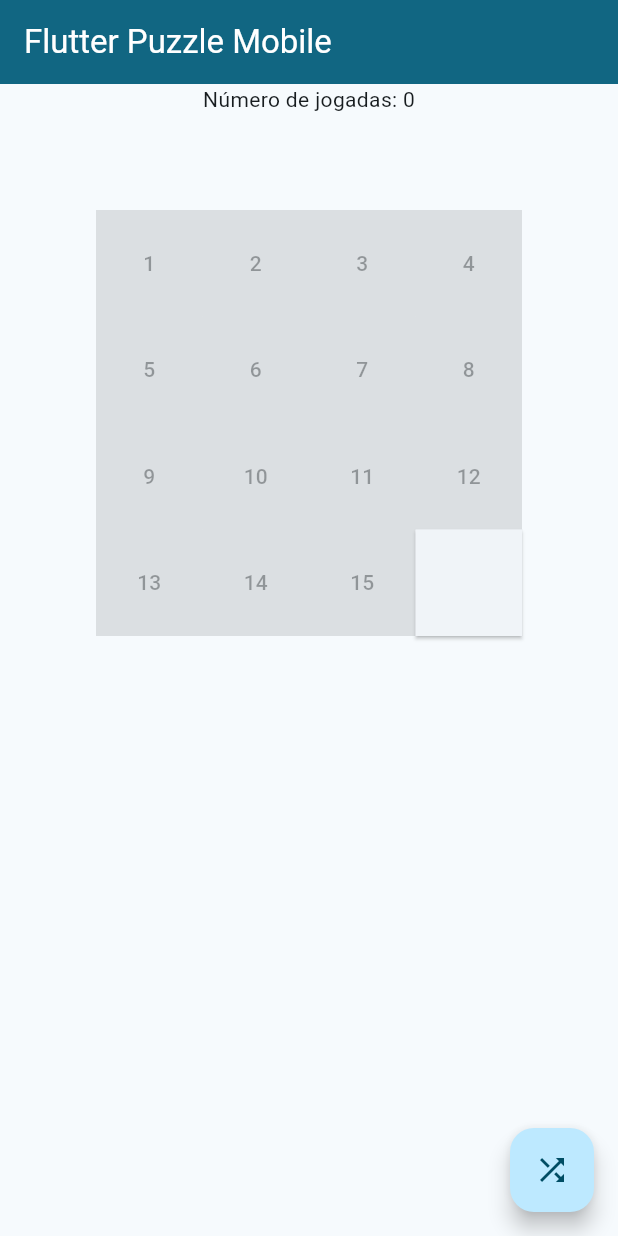
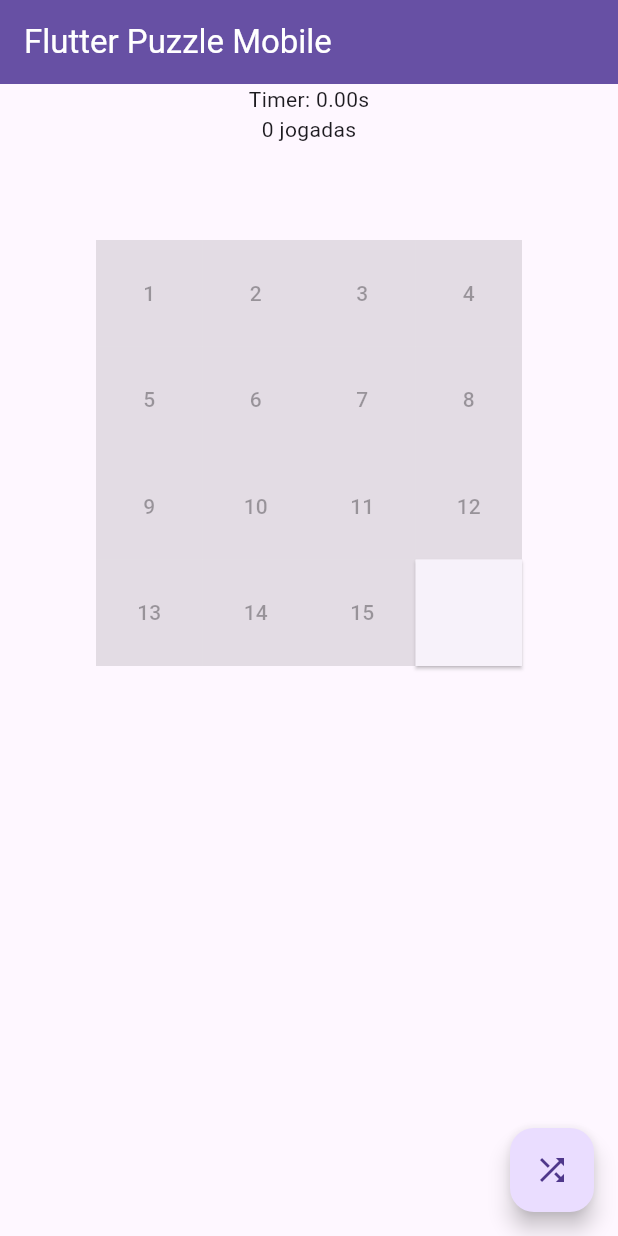
Before and after one commit to Gustavo-UNIJORGE/mobile-puzzle-dart, a Flutter app: the screen it shows after launch, after a tap on the "shuffle" icon, on a phone screen of 412 x 824 dp. Run offline on Flutter 3.47's test engine with Material 3 defaults, Android fonts, the phone set to English and light mode, and no system bars.

Commit message:
feat: adicionado cronometro, timer para atualização de string e string com tempo em milisegundos

```diff
--- a/lib/main.dart
+++ b/lib/main.dart
@@ -1,3 +1,5 @@
+import 'dart:async';
+
 import 'package:flutter/material.dart';
 
 void main() {
@@ -7,40 +9,67 @@ void main() {
 class MyApp extends StatelessWidget {
   const MyApp({super.key});
 
-  // This widget is the root of your application.
   @override
   Widget build(BuildContext context) {
     return MaterialApp(
-      title: 'Flutter Demo',
-      theme: ThemeData(
-        colorScheme: ColorScheme.fromSeed(seedColor: Colors.blueGrey),
-      ),
-      home: const MyHomePage(title: 'Flutter Puzzle Mobile'),
+      home: const PuzzlePage(),
     );
   }
 }
 
-class MyHomePage extends StatefulWidget {
-  const MyHomePage({super.key, required this.title});
-
-  final String title;
+class PuzzlePage extends StatefulWidget {
+  const PuzzlePage({super.key});
 
   @override
-  State<MyHomePage> createState() => _MyHomePageState();
+  State<PuzzlePage> createState() => _PuzzlePageState();
 }
 
-class _MyHomePageState extends State<MyHomePage> {
+class _PuzzlePageState extends State<PuzzlePage> {
+  final Stopwatch _stopwatch = Stopwatch();
+  Timer? _timer;
+  String _elapsed = "0:00";
+
+  void _startTimer() {
+    _stopwatch.start();
+    _timer = Timer.periodic(Duration(milliseconds: 100), (_) {
+      setState(() {
+        _elapsed = (_stopwatch.elapsed.inMilliseconds/1000).toStringAsFixed(3);
+      });
+    });
+  }
+
+  void _stopTimer() {
+    _timer?.cancel();
+    _stopwatch.stop();
+  }
+
+  void _resetTimer() {
+    _stopTimer();
+    setState(() {
+      _stopwatch.reset();
+      _elapsed = "0.00";
+    });
+  }
+
+  @override
+  void dispose() {
+    _timer?.cancel();
+    super.dispose();
+  }
+
   int rounds = 0; // Numero de Jogadas
   int level = 4; // Nível do Puzzle
 
   void incrementRounds() {
     setState(() {
+      if (!_stopwatch.isRunning) _startTimer();
       rounds++;
     });
   }
 
   void shuffle() {
     setState(() {
+      _resetTimer();
       rounds = 0;
     });
   }
@@ -53,7 +82,7 @@ class _MyHomePageState extends State<MyHomePage> {
       appBar: AppBar(
         backgroundColor: Theme.of(context).colorScheme.primary,
         title: Text(
-          widget.title,
+          'Flutter Puzzle Mobile',
           style:
             TextStyle(
               color: Theme.of(context).colorScheme.onPrimary),),
@@ -64,7 +93,8 @@ class _MyHomePageState extends State<MyHomePage> {
           crossAxisAlignment: CrossAxisAlignment.center,
           mainAxisAlignment: MainAxisAlignment.center,
           children: [
-            Text('Número de jogadas: $rounds'),
+            Text('Timer: ${_elapsed.toString()}s'),
+            Text('$rounds jogadas'),
             Expanded(child:
               GridView.count(
                 crossAxisCount: level,
```
